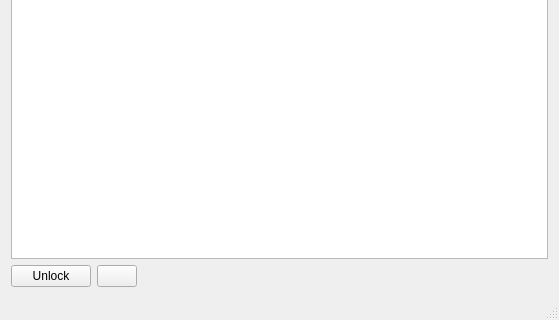
The window that mainwindow.ui (maximillian2/forganiser) describes before a commit, drawn with Qt 5; both pictures show x 0 to 559 and y 146 to 466 of the 559 by 466 pixel window.
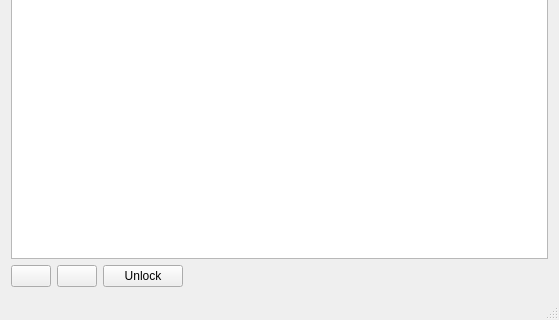
The same window after the commit.

What changed in the file:
```diff
--- a/mainwindow.ui
+++ b/mainwindow.ui
@@ -34,6 +34,20 @@
     </item>
     <item>
      <layout class="QHBoxLayout" name="horizontalLayout">
+      <item>
+       <widget class="QPushButton" name="addButton">
+        <property name="text">
+         <string/>
+        </property>
+       </widget>
+      </item>
+      <item>
+       <widget class="QPushButton" name="removeButton">
+        <property name="text">
+         <string/>
+        </property>
+       </widget>
+      </item>
       <item>
        <widget class="QPushButton" name="unlockButton">
         <property name="text">
@@ -44,13 +58,6 @@
         </property>
        </widget>
       </item>
-      <item>
-       <widget class="QPushButton" name="addButton">
-        <property name="text">
-         <string/>
-        </property>
-       </widget>
-      </item>
       <item>
        <spacer name="horizontalSpacer">
         <property name="orientation">
```
